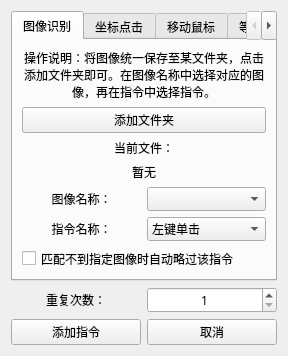
Above: 窗体/navigation.ui from FsterThanLight/automatic_clicker_2 before the change. Below: the same form after it.
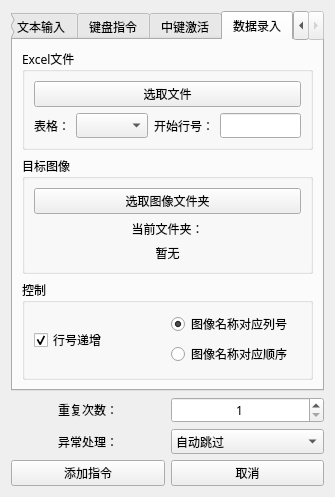
That is the form after the change. The open tabs and pages were chosen to show the change. Icons and pictures are not drawn.

```diff
--- a/窗体/navigation.ui
+++ b/窗体/navigation.ui
@@ -6,8 +6,8 @@
    <rect>
     <x>0</x>
     <y>0</y>
-    <width>284</width>
-    <height>321</height>
+    <width>335</width>
+    <height>409</height>
    </rect>
   </property>
   <property name="font">
@@ -941,11 +941,138 @@
        </item>
       </layout>
      </widget>
+     <widget class="QWidget" name="tab_9">
+      <attribute name="title">
+       <string>数据录入</string>
+      </attribute>
+      <layout class="QVBoxLayout" name="verticalLayout_20">
+       <item>
+        <widget class="QGroupBox" name="groupBox">
+         <property name="title">
+          <string>Excel文件</string>
+         </property>
+         <layout class="QVBoxLayout" name="verticalLayout_19">
+          <item>
+           <widget class="QPushButton" name="pushButton_7">
+            <property name="text">
+             <string>选取文件</string>
+            </property>
+           </widget>
+          </item>
+          <item>
+           <layout class="QHBoxLayout" name="horizontalLayout_15">
+            <item>
+             <widget class="QLabel" name="label_33">
+              <property name="text">
+               <string>表格：</string>
+              </property>
+             </widget>
+            </item>
+            <item>
+             <widget class="QComboBox" name="comboBox_8"/>
+            </item>
+            <item>
+             <widget class="QLabel" name="label_34">
+              <property name="text">
+               <string>开始行号：</string>
+              </property>
+             </widget>
+            </item>
+            <item>
+             <widget class="QLineEdit" name="lineEdit_4"/>
+            </item>
+           </layout>
+          </item>
+         </layout>
+        </widget>
+       </item>
+       <item>
+        <widget class="QGroupBox" name="groupBox_2">
+         <property name="title">
+          <string>目标图像</string>
+         </property>
+         <layout class="QVBoxLayout" name="verticalLayout_18">
+          <item>
+           <widget class="QPushButton" name="pushButton_8">
+            <property name="text">
+             <string>选取图像文件夹</string>
+            </property>
+           </widget>
+          </item>
+          <item>
+           <layout class="QVBoxLayout" name="verticalLayout_17">
+            <item>
+             <widget class="QLabel" name="label_35">
+              <property name="text">
+               <string>当前文件夹：</string>
+              </property>
+              <property name="alignment">
+               <set>Qt::AlignCenter</set>
+              </property>
+             </widget>
+            </item>
+            <item>
+             <widget class="QLabel" name="label_36">
+              <property name="text">
+               <string>暂无</string>
+              </property>
+              <property name="alignment">
+               <set>Qt::AlignCenter</set>
+              </property>
+             </widget>
+            </item>
+           </layout>
+          </item>
+         </layout>
+        </widget>
+       </item>
+       <item>
+        <widget class="QGroupBox" name="groupBox_3">
+         <property name="title">
+          <string>控制</string>
+         </property>
+         <layout class="QHBoxLayout" name="horizontalLayout_17">
+          <item>
+           <widget class="QCheckBox" name="checkBox_3">
+            <property name="text">
+             <string>行号递增</string>
+            </property>
+            <property name="checked">
+             <bool>true</bool>
+            </property>
+           </widget>
+          </item>
+          <item>
+           <layout class="QVBoxLayout" name="verticalLayout_21">
+            <item>
+             <widget class="QRadioButton" name="radioButton_3">
+              <property name="text">
+               <string>图像名称对应列号</string>
+              </property>
+              <property name="checked">
+               <bool>true</bool>
+              </property>
+             </widget>
+            </item>
+            <item>
+             <widget class="QRadioButton" name="radioButton_4">
+              <property name="text">
+               <string>图像名称对应顺序</string>
+              </property>
+             </widget>
+            </item>
+           </layout>
+          </item>
+         </layout>
+        </widget>
+       </item>
+      </layout>
+     </widget>
     </widget>
    </item>
    <item>
-    <layout class="QHBoxLayout" name="horizontalLayout_15">
-     <item>
+    <layout class="QGridLayout" name="gridLayout_5">
+     <item row="0" column="0">
       <widget class="QLabel" name="label_21">
        <property name="text">
         <string>重复次数：</string>
@@ -955,7 +1082,61 @@
        </property>
       </widget>
      </item>
-     <item>
+     <item row="1" column="1">
+      <widget class="QComboBox" name="comboBox_7">
+       <item>
+        <property name="text">
+         <string>自动跳过</string>
+        </property>
+       </item>
+       <item>
+        <property name="text">
+         <string>抛出异常并暂停</string>
+        </property>
+       </item>
+       <item>
+        <property name="text">
+         <string>抛出异常并终止</string>
+        </property>
+       </item>
+       <item>
+        <property name="text">
+         <string>转到分支1</string>
+        </property>
+       </item>
+       <item>
+        <property name="text">
+         <string>转到分支2</string>
+        </property>
+       </item>
+       <item>
+        <property name="text">
+         <string>转到分支3</string>
+        </property>
+       </item>
+       <item>
+        <property name="text">
+         <string>转到分支4</string>
+        </property>
+       </item>
+       <item>
+        <property name="text">
+         <string>转到分支5</string>
+        </property>
+       </item>
+      </widget>
+     </item>
+     <item row="1" column="0">
+      <widget class="QLabel" name="label_32">
+       <property name="text">
+        <string>异常处理：</string>
+       </property>
+       <property name="alignment">
+        <set>Qt::AlignCenter</set>
+       </property>
+      </widget>
+     </item>
+     <item row="0" column="1">
       <widget class="QSpinBox" name="spinBox">
        <property name="alignment">
         <set>Qt::AlignCenter</set>
```
